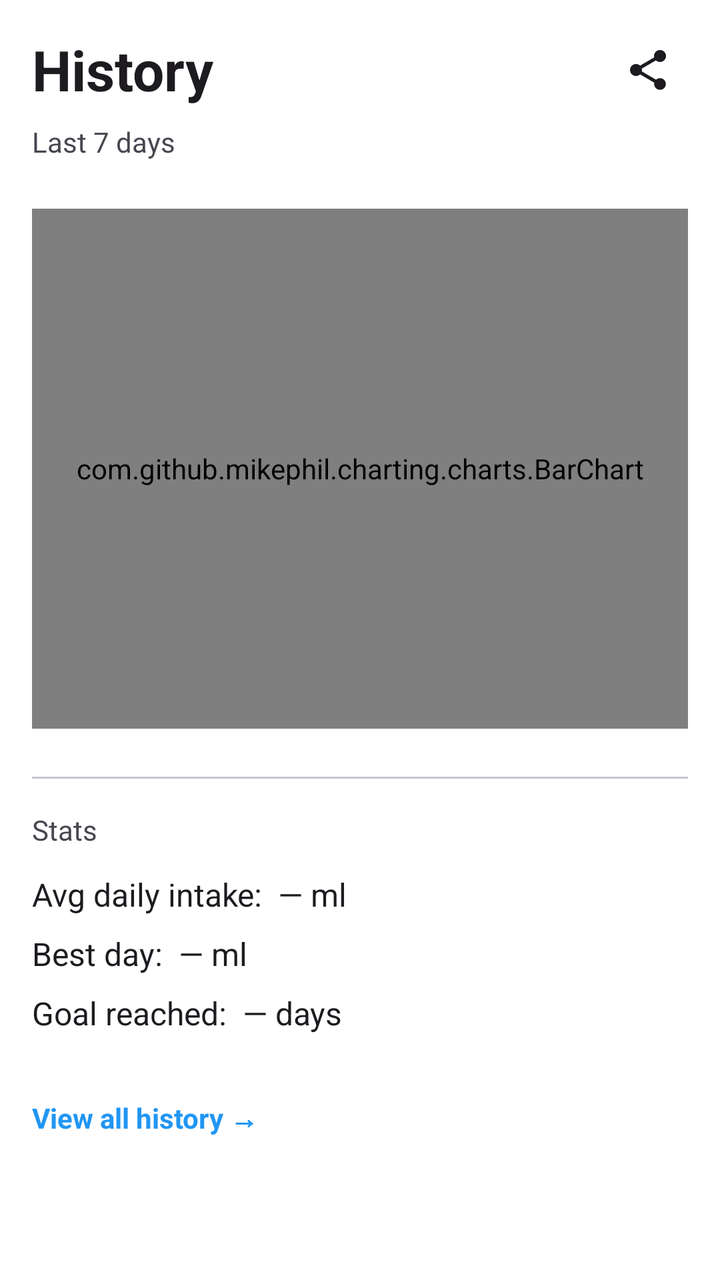
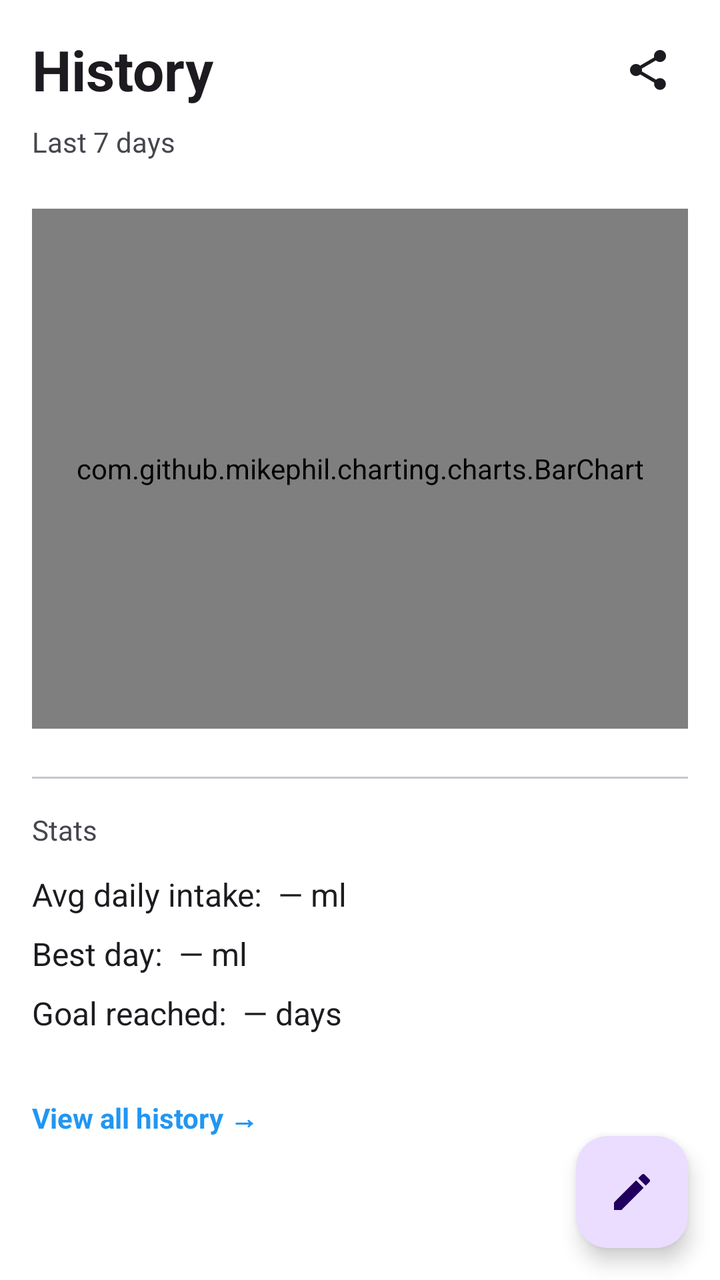

The first picture is an Android layout as it rendered before a commit; the second is the same layout after the commit. The layout source and the unified diff follow.
<!-- AndroidManifest.xml: application theme Theme.WaterReminder -->
<!-- res/layout/fragment_analytics.xml -->
<?xml version="1.0" encoding="utf-8"?>
<androidx.core.widget.NestedScrollView xmlns:android="http://schemas.android.com/apk/res/android"
    xmlns:app="http://schemas.android.com/apk/res-auto"
    android:layout_width="match_parent"
    android:layout_height="match_parent"
    android:background="@color/page_background">

    <androidx.constraintlayout.widget.ConstraintLayout
        android:id="@+id/analytics_content"
        android:layout_width="match_parent"
        android:layout_height="match_parent"
        android:padding="16dp">

        <TextView
            android:id="@+id/title_analytics"
            android:layout_width="0dp"
            android:layout_height="wrap_content"
            android:text="History"
            android:textSize="28sp"
            android:textStyle="bold"
            android:textColor="?attr/colorOnSurface"
            app:layout_constraintEnd_toStartOf="@+id/btn_share"
            app:layout_constraintStart_toStartOf="parent"
            app:layout_constraintTop_toTopOf="parent" />

        <ImageButton
            android:id="@+id/btn_share"
            android:layout_width="40dp"
            android:layout_height="40dp"
            android:src="@drawable/ic_share_nodes"
            android:background="?attr/selectableItemBackgroundBorderless"
            android:contentDescription="Share"
            android:tint="?attr/colorOnSurface"
            app:layout_constraintEnd_toEndOf="parent"
            app:layout_constraintTop_toTopOf="parent"
            app:layout_constraintBottom_toBottomOf="@+id/title_analytics" />

        <TextView
            android:id="@+id/label_last_7"
            android:layout_width="0dp"
            android:layout_height="wrap_content"
            android:layout_marginTop="8dp"
            android:text="Last 7 days"
            android:textSize="14sp"
            android:textColor="?attr/colorOnSurfaceVariant"
            app:layout_constraintEnd_toEndOf="parent"
            app:layout_constraintStart_toStartOf="parent"
            app:layout_constraintTop_toBottomOf="@id/title_analytics" />

        <com.github.mikephil.charting.charts.BarChart
            android:id="@+id/bar_chart"
            android:layout_width="0dp"
            android:layout_height="260dp"
            android:layout_marginTop="24dp"
            app:layout_constraintEnd_toEndOf="parent"
            app:layout_constraintStart_toStartOf="parent"
            app:layout_constraintTop_toBottomOf="@id/label_last_7" />

        <View
            android:id="@+id/divider_stats"
            android:layout_width="0dp"
            android:layout_height="1dp"
            android:layout_marginTop="24dp"
            android:background="?attr/colorOutlineVariant"
            app:layout_constraintEnd_toEndOf="parent"
            app:layout_constraintStart_toStartOf="parent"
            app:layout_constraintTop_toBottomOf="@id/bar_chart" />

        <TextView
            android:id="@+id/label_stats"
            android:layout_width="0dp"
            android:layout_height="wrap_content"
            android:layout_marginTop="16dp"
            android:text="Stats"
            android:textSize="14sp"
            android:textColor="?attr/colorOnSurfaceVariant"
            app:layout_constraintEnd_toEndOf="parent"
            app:layout_constraintStart_toStartOf="parent"
            app:layout_constraintTop_toBottomOf="@id/divider_stats" />

        <TextView
            android:id="@+id/text_avg"
            android:layout_width="0dp"
            android:layout_height="wrap_content"
            android:layout_marginTop="12dp"
            android:textSize="16sp"
            android:textColor="?attr/colorOnSurface"
            android:text="Avg daily intake:  — ml"
            app:layout_constraintEnd_toEndOf="parent"
            app:layout_constraintStart_toStartOf="parent"
            app:layout_constraintTop_toBottomOf="@id/label_stats" />

        <TextView
            android:id="@+id/text_best"
            android:layout_width="0dp"
            android:layout_height="wrap_content"
            android:layout_marginTop="8dp"
            android:textSize="16sp"
            android:textColor="?attr/colorOnSurface"
            android:text="Best day:  — ml"
            app:layout_constraintEnd_toEndOf="parent"
            app:layout_constraintStart_toStartOf="parent"
            app:layout_constraintTop_toBottomOf="@id/text_avg" />

        <TextView
            android:id="@+id/text_goal_days"
            android:layout_width="0dp"
            android:layout_height="wrap_content"
            android:layout_marginTop="8dp"
            android:textSize="16sp"
            android:textColor="?attr/colorOnSurface"
            android:text="Goal reached:  — days"
            app:layout_constraintEnd_toEndOf="parent"
            app:layout_constraintStart_toStartOf="parent"
            app:layout_constraintTop_toBottomOf="@id/text_best" />

        <TextView
            android:id="@+id/text_personal_goal_days"
            android:layout_width="0dp"
            android:layout_height="wrap_content"
            android:layout_marginTop="8dp"
            android:textSize="16sp"
            android:textColor="?attr/colorOnSurface"
            android:text="Personal goal reached:  — days"
            android:visibility="gone"
            app:layout_constraintEnd_toEndOf="parent"
            app:layout_constraintStart_toStartOf="parent"
            app:layout_constraintTop_toBottomOf="@id/text_goal_days" />

        <TextView
            android:id="@+id/text_view_all_history"
            android:layout_width="wrap_content"
            android:layout_height="wrap_content"
            android:layout_marginTop="24dp"
            android:layout_marginBottom="8dp"
            android:text="View all history →"
            android:textSize="14sp"
            android:textColor="@color/brand_blue"
            android:textStyle="bold"
            android:clickable="true"
            android:focusable="true"
            android:background="?attr/selectableItemBackground"
            android:paddingTop="8dp"
            android:paddingBottom="8dp"
            app:layout_constraintStart_toStartOf="parent"
            app:layout_constraintTop_toBottomOf="@id/text_personal_goal_days" />

    </androidx.constraintlayout.widget.ConstraintLayout>
</androidx.core.widget.NestedScrollView>
<!-- resources referenced by this layout -->
<resources>
  <color name="brand_blue">#2196F3</color>
  <color name="page_background">#FFFFFF</color>
  <!-- drawable ic_share_nodes (drawable) -->
  <?xml version="1.0" encoding="utf-8"?>
  <vector xmlns:android="http://schemas.android.com/apk/res/android"
      android:width="24dp"
      android:height="24dp"
      android:viewportWidth="24"
      android:viewportHeight="24">
      <path
          android:fillColor="#FF000000"
          android:pathData="M18,16.08c-0.76,0 -1.44,0.3 -1.96,0.77L8.91,12.7c0.05,-0.23 0.09,-0.46 0.09,-0.7s-0.04,-0.47 -0.09,-0.7l7.05,-4.11c0.54,0.5 1.25,0.81 2.04,0.81 1.66,0 3,-1.34 3,-3s-1.34,-3 -3,-3 -3,1.34 -3,3c0,0.24 0.04,0.47 0.09,0.7L8.04,9.81C7.5,9.31 6.79,9 6,9c-1.66,0 -3,1.34 -3,3s1.34,3 3,3c0.79,0 1.5,-0.31 2.04,-0.81l7.12,4.16c-0.05,0.21 -0.08,0.43 -0.08,0.65 0,1.61 1.31,2.92 2.92,2.92 1.61,0 2.92,-1.31 2.92,-2.92s-1.31,-2.92 -2.92,-2.92z" />
  </vector>
  <style name="Theme.WaterReminder" parent="Base.Theme.WaterReminder" />
  <style name="Base.Theme.WaterReminder" parent="Theme.Material3.DayNight.NoActionBar">
          
          
      </style>
</resources>

<!-- the commit's change to res/layout/fragment_analytics.xml (unified diff, before → after) -->
@@ -1,149 +1,170 @@
 <?xml version="1.0" encoding="utf-8"?>
-<androidx.core.widget.NestedScrollView xmlns:android="http://schemas.android.com/apk/res/android"
+<androidx.constraintlayout.widget.ConstraintLayout xmlns:android="http://schemas.android.com/apk/res/android"
     xmlns:app="http://schemas.android.com/apk/res-auto"
     android:layout_width="match_parent"
     android:layout_height="match_parent"
-    android:background="@color/page_background">
+    android:background="?attr/pageBackground">
 
-    <androidx.constraintlayout.widget.ConstraintLayout
-        android:id="@+id/analytics_content"
+    <androidx.core.widget.NestedScrollView
+        android:id="@+id/analytics_scroll"
         android:layout_width="match_parent"
         android:layout_height="match_parent"
-        android:padding="16dp">
+        android:background="?attr/pageBackground"
+        android:clipToPadding="false"
+        android:paddingBottom="72dp">
 
-        <TextView
-            android:id="@+id/title_analytics"
-            android:layout_width="0dp"
-            android:layout_height="wrap_content"
-            android:text="History"
-            android:textSize="28sp"
-            android:textStyle="bold"
-            android:textColor="?attr/colorOnSurface"
-            app:layout_constraintEnd_toStartOf="@+id/btn_share"
-            app:layout_constraintStart_toStartOf="parent"
-            app:layout_constraintTop_toTopOf="parent" />
+        <androidx.constraintlayout.widget.ConstraintLayout
+            android:id="@+id/analytics_content"
+            android:layout_width="match_parent"
+            android:layout_height="match_parent"
+            android:padding="16dp">
 
-        <ImageButton
-            android:id="@+id/btn_share"
-            android:layout_width="40dp"
-            android:layout_height="40dp"
-            android:src="@drawable/ic_share_nodes"
-            android:background="?attr/selectableItemBackgroundBorderless"
-            android:contentDescription="Share"
-            android:tint="?attr/colorOnSurface"
-            app:layout_constraintEnd_toEndOf="parent"
-            app:layout_constraintTop_toTopOf="parent"
-            app:layout_constraintBottom_toBottomOf="@+id/title_analytics" />
+            <TextView
+                android:id="@+id/title_analytics"
+                android:layout_width="0dp"
+                android:layout_height="wrap_content"
+                android:text="History"
+                android:textSize="28sp"
+                android:textStyle="bold"
+                android:textColor="?attr/colorOnSurface"
+                app:layout_constraintEnd_toStartOf="@+id/btn_share"
+                app:layout_constraintStart_toStartOf="parent"
+                app:layout_constraintTop_toTopOf="parent" />
 
-        <TextView
-            android:id="@+id/label_last_7"
-            android:layout_width="0dp"
-            android:layout_height="wrap_content"
-            android:layout_marginTop="8dp"
-            android:text="Last 7 days"
-            android:textSize="14sp"
-            android:textColor="?attr/colorOnSurfaceVariant"
-            app:layout_constraintEnd_toEndOf="parent"
-            app:layout_constraintStart_toStartOf="parent"
-            app:layout_constraintTop_toBottomOf="@id/title_analytics" />
+            <ImageButton
+                android:id="@+id/btn_share"
+                android:layout_width="40dp"
+                android:layout_height="40dp"
+                android:src="@drawable/ic_share_nodes"
+                android:background="?attr/selectableItemBackgroundBorderless"
+                android:contentDescription="Share"
+                android:tint="?attr/colorOnSurface"
+                app:layout_constraintEnd_toEndOf="parent"
+                app:layout_constraintTop_toTopOf="parent"
+                app:layout_constraintBottom_toBottomOf="@+id/title_analytics" />
 
-        <com.github.mikephil.charting.charts.BarChart
-            android:id="@+id/bar_chart"
-            android:layout_width="0dp"
-            android:layout_height="260dp"
-            android:layout_marginTop="24dp"
-            app:layout_constraintEnd_toEndOf="parent"
-            app:layout_constraintStart_toStartOf="parent"
-            app:layout_constraintTop_toBottomOf="@id/label_last_7" />
+            <TextView
+                android:id="@+id/label_last_7"
+                android:layout_width="0dp"
+                android:layout_height="wrap_content"
+                android:layout_marginTop="8dp"
+                android:text="Last 7 days"
+                android:textSize="14sp"
+                android:textColor="?attr/colorOnSurfaceVariant"
+                app:layout_constraintEnd_toEndOf="parent"
+                app:layout_constraintStart_toStartOf="parent"
+                app:layout_constraintTop_toBottomOf="@id/title_analytics" />
 
-        <View
-            android:id="@+id/divider_stats"
-            android:layout_width="0dp"
-            android:layout_height="1dp"
-            android:layout_marginTop="24dp"
-            android:background="?attr/colorOutlineVariant"
-            app:layout_constraintEnd_toEndOf="parent"
-            app:layout_constraintStart_toStartOf="parent"
-            app:layout_constraintTop_toBottomOf="@id/bar_chart" />
+            <com.github.mikephil.charting.charts.BarChart
+                android:id="@+id/bar_chart"
+                android:layout_width="0dp"
+                android:layout_height="260dp"
+                android:layout_marginTop="24dp"
+                app:layout_constraintEnd_toEndOf="parent"
+                app:layout_constraintStart_toStartOf="parent"
+                app:layout_constraintTop_toBottomOf="@id/label_last_7" />
 
-        <TextView
-            android:id="@+id/label_stats"
-            android:layout_width="0dp"
-            android:layout_height="wrap_content"
-            android:layout_marginTop="16dp"
-            android:text="Stats"
-            android:textSize="14sp"
-            android:textColor="?attr/colorOnSurfaceVariant"
-            app:layout_constraintEnd_toEndOf="parent"
-            app:layout_constraintStart_toStartOf="parent"
-            app:layout_constraintTop_toBottomOf="@id/divider_stats" />
+            <View
+                android:id="@+id/divider_stats"
+                android:layout_width="0dp"
+                android:layout_height="1dp"
+                android:layout_marginTop="24dp"
+                android:background="?attr/colorOutlineVariant"
+                app:layout_constraintEnd_toEndOf="parent"
+                app:layout_constraintStart_toStartOf="parent"
+                app:layout_constraintTop_toBottomOf="@id/bar_chart" />
 
-        <TextView
-            android:id="@+id/text_avg"
-            android:layout_width="0dp"
-            android:layout_height="wrap_content"
-            android:layout_marginTop="12dp"
-            android:textSize="16sp"
-            android:textColor="?attr/colorOnSurface"
-            android:text="Avg daily intake:  — ml"
-            app:layout_constraintEnd_toEndOf="parent"
-            app:layout_constraintStart_toStartOf="parent"
-            app:layout_constraintTop_toBottomOf="@id/label_stats" />
+            <TextView
+                android:id="@+id/label_stats"
+                android:layout_width="0dp"
+                android:layout_height="wrap_content"
+                android:layout_marginTop="16dp"
+                android:text="Stats"
+                android:textSize="14sp"
+                android:textColor="?attr/colorOnSurfaceVariant"
+                app:layout_constraintEnd_toEndOf="parent"
+                app:layout_constraintStart_toStartOf="parent"
+                app:layout_constraintTop_toBottomOf="@id/divider_stats" />
 
-        <TextView
-            android:id="@+id/text_best"
-            android:layout_width="0dp"
-            android:layout_height="wrap_content"
-            android:layout_marginTop="8dp"
-            android:textSize="16sp"
-            android:textColor="?attr/colorOnSurface"
-            android:text="Best day:  — ml"
-            app:layout_constraintEnd_toEndOf="parent"
-            app:layout_constraintStart_toStartOf="parent"
-            app:layout_constraintTop_toBottomOf="@id/text_avg" />
+            <TextView
+                android:id="@+id/text_avg"
+                android:layout_width="0dp"
+                android:layout_height="wrap_content"
+                android:layout_marginTop="12dp"
+                android:textSize="16sp"
+                android:textColor="?attr/colorOnSurface"
+                android:text="Avg daily intake:  — ml"
+                app:layout_constraintEnd_toEndOf="parent"
+                app:layout_constraintStart_toStartOf="parent"
+                app:layout_constraintTop_toBottomOf="@id/label_stats" />
 
-        <TextView
-            android:id="@+id/text_goal_days"
-            android:layout_width="0dp"
-            android:layout_height="wrap_content"
-            android:layout_marginTop="8dp"
-            android:textSize="16sp"
-            android:textColor="?attr/colorOnSurface"
-            android:text="Goal reached:  — days"
-            app:layout_constraintEnd_toEndOf="parent"
-            app:layout_constraintStart_toStartOf="parent"
-            app:layout_constraintTop_toBottomOf="@id/text_best" />
+            <TextView
+                android:id="@+id/text_best"
+                android:layout_width="0dp"
+                android:layout_height="wrap_content"
+                android:layout_marginTop="8dp"
+                android:textSize="16sp"
+                android:textColor="?attr/colorOnSurface"
+                android:text="Best day:  — ml"
+                app:layout_constraintEnd_toEndOf="parent"
+                app:layout_constraintStart_toStartOf="parent"
+                app:layout_constraintTop_toBottomOf="@id/text_avg" />
 
-        <TextView
-            android:id="@+id/text_personal_goal_days"
-            android:layout_width="0dp"
-            android:layout_height="wrap_content"
-            android:layout_marginTop="8dp"
-            android:textSize="16sp"
-            android:textColor="?attr/colorOnSurface"
-            android:text="Personal goal reached:  — days"
-            android:visibility="gone"
-            app:layout_constraintEnd_toEndOf="parent"
-            app:layout_constraintStart_toStartOf="parent"
-            app:layout_constraintTop_toBottomOf="@id/text_goal_days" />
+            <TextView
+                android:id="@+id/text_goal_days"
+                android:layout_width="0dp"
+                android:layout_height="wrap_content"
+                android:layout_marginTop="8dp"
+                android:textSize="16sp"
+                android:textColor="?attr/colorOnSurface"
+                android:text="Goal reached:  — days"
+                app:layout_constraintEnd_toEndOf="parent"
+                app:layout_constraintStart_toStartOf="parent"
+                app:layout_constraintTop_toBottomOf="@id/text_best" />
 
-        <TextView
-            android:id="@+id/text_view_all_history"
-            android:layout_width="wrap_content"
-            android:layout_height="wrap_content"
-            android:layout_marginTop="24dp"
-            android:layout_marginBottom="8dp"
-            android:text="View all history →"
-            android:textSize="14sp"
-            android:textColor="@color/brand_blue"
-            android:textStyle="bold"
-            android:clickable="true"
-            android:focusable="true"
-            android:background="?attr/selectableItemBackground"
-            android:paddingTop="8dp"
-            android:paddingBottom="8dp"
-            app:layout_constraintStart_toStartOf="parent"
-            app:layout_constraintTop_toBottomOf="@id/text_personal_goal_days" />
+            <TextView
+                android:id="@+id/text_personal_goal_days"
+                android:layout_width="0dp"
+                android:layout_height="wrap_content"
+                android:layout_marginTop="8dp"
+                android:textSize="16sp"
+                android:textColor="?attr/colorOnSurface"
+                android:text="Personal goal reached:  — days"
+                android:visibility="gone"
+                app:layout_constraintEnd_toEndOf="parent"
+                app:layout_constraintStart_toStartOf="parent"
+                app:layout_constraintTop_toBottomOf="@id/text_goal_days" />
 
-    </androidx.constraintlayout.widget.ConstraintLayout>
-</androidx.core.widget.NestedScrollView>
+            <TextView
+                android:id="@+id/text_view_all_history"
+                android:layout_width="wrap_content"
+                android:layout_height="wrap_content"
+                android:layout_marginTop="24dp"
+                android:layout_marginBottom="8dp"
+                android:text="View all history →"
+                android:textSize="14sp"
+                android:textColor="@color/brand_blue"
+                android:textStyle="bold"
+                android:clickable="true"
+                android:focusable="true"
+                android:background="?attr/selectableItemBackground"
+                android:paddingTop="8dp"
+                android:paddingBottom="8dp"
+                app:layout_constraintStart_toStartOf="parent"
+                app:layout_constraintTop_toBottomOf="@id/text_personal_goal_days" />
+
+        </androidx.constraintlayout.widget.ConstraintLayout>
+    </androidx.core.widget.NestedScrollView>
+
+    <com.google.android.material.floatingactionbutton.FloatingActionButton
+        android:id="@+id/fab_edit_day"
+        android:layout_width="wrap_content"
+        android:layout_height="wrap_content"
+        android:layout_marginEnd="@dimen/fab_margin"
+        android:layout_marginBottom="16dp"
+        android:contentDescription="@string/analytics_edit_day_action"
+        app:srcCompat="@drawable/ic_edit"
+        app:layout_constraintBottom_toBottomOf="parent"
+        app:layout_constraintEnd_toEndOf="parent" />
+
+</androidx.constraintlayout.widget.ConstraintLayout>
<!-- resource entries referenced after the edit -->
@@ -1,7 +1,23 @@
 <!-- resources referenced by this layout -->
 <resources>
   <color name="brand_blue">#2196F3</color>
+  <dimen name="fab_margin">16dp</dimen>
+  <!-- drawable ic_edit (drawable) -->
+  <?xml version="1.0" encoding="utf-8"?>
+  <vector xmlns:android="http://schemas.android.com/apk/res/android"
+      android:width="24dp"
+      android:height="24dp"
+      android:viewportWidth="24"
+      android:viewportHeight="24">
+      <path
+          android:fillColor="#FFFFFF"
+          android:pathData="M3,17.25V21h3.75L17.81,9.94l-3.75,-3.75L3,17.25zM20.71,7.04c0.39,-0.39 0.39,-1.02 0,-1.41l-2.34,-2.34c-0.39,-0.39 -1.02,-0.39 -1.41,0l-1.83,1.83 3.75,3.75 1.83,-1.83z" />
+  </vector>
   <color name="page_background">#FFFFFF</color>
+  <color name="toolbar_background">#1A2535</color>
+  <color name="icon_backdrop_blue">#E3F2FD</color>
+  <color name="white">#FFFFFFFF</color>
+  <color name="quick_remove_bg">#E3F2FD</color>
   <!-- drawable ic_share_nodes (drawable) -->
   <?xml version="1.0" encoding="utf-8"?>
   <vector xmlns:android="http://schemas.android.com/apk/res/android"
@@ -13,10 +29,16 @@
           android:fillColor="#FF000000"
           android:pathData="M18,16.08c-0.76,0 -1.44,0.3 -1.96,0.77L8.91,12.7c0.05,-0.23 0.09,-0.46 0.09,-0.7s-0.04,-0.47 -0.09,-0.7l7.05,-4.11c0.54,0.5 1.25,0.81 2.04,0.81 1.66,0 3,-1.34 3,-3s-1.34,-3 -3,-3 -3,1.34 -3,3c0,0.24 0.04,0.47 0.09,0.7L8.04,9.81C7.5,9.31 6.79,9 6,9c-1.66,0 -3,1.34 -3,3s1.34,3 3,3c0.79,0 1.5,-0.31 2.04,-0.81l7.12,4.16c-0.05,0.21 -0.08,0.43 -0.08,0.65 0,1.61 1.31,2.92 2.92,2.92 1.61,0 2.92,-1.31 2.92,-2.92s-1.31,-2.92 -2.92,-2.92z" />
   </vector>
+  <string name="analytics_edit_day_action">Edit a day</string>
   <style name="Theme.WaterReminder" parent="Base.Theme.WaterReminder" />
   <style name="Base.Theme.WaterReminder" parent="Theme.Material3.DayNight.NoActionBar">
-          
-          
+          <item name="pageBackground">@color/page_background</item>
+          <item name="toolbarBackground">@color/toolbar_background</item>
+          <item name="iconBackdrop">@color/icon_backdrop_blue</item>
+          <item name="quickAddBackground">@color/brand_blue</item>
+          <item name="quickAddForeground">@color/white</item>
+          <item name="quickRemoveBackground">@color/quick_remove_bg</item>
+          <item name="quickRemoveForeground">@color/brand_blue</item>
       </style>
 </resources>
 
